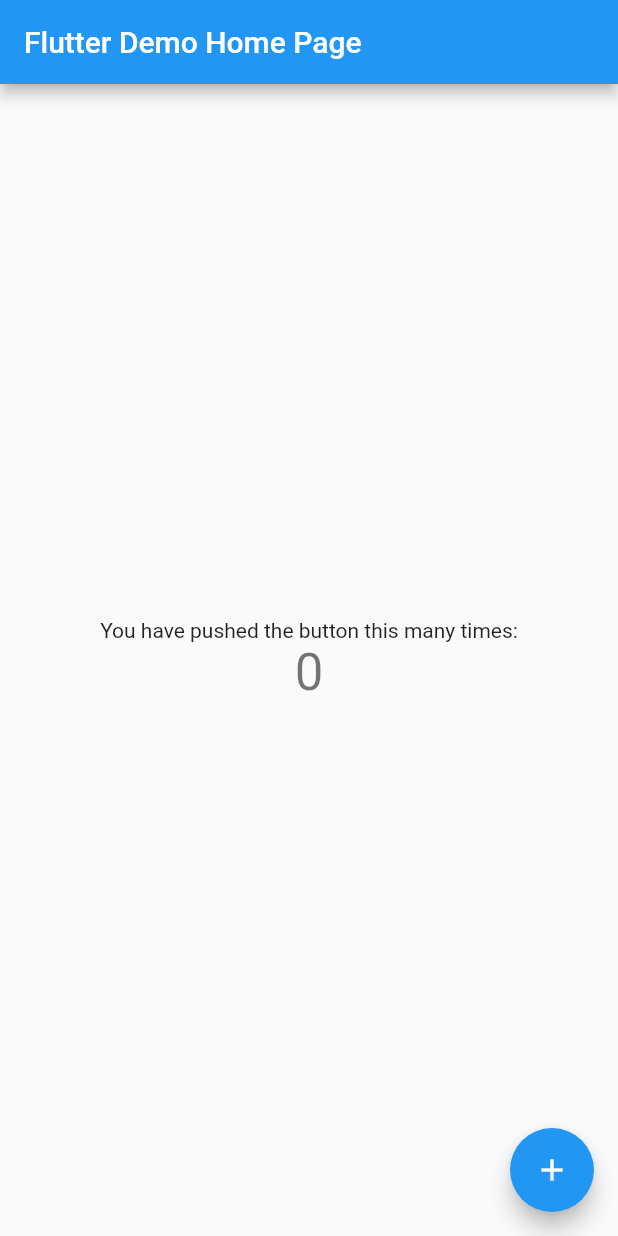
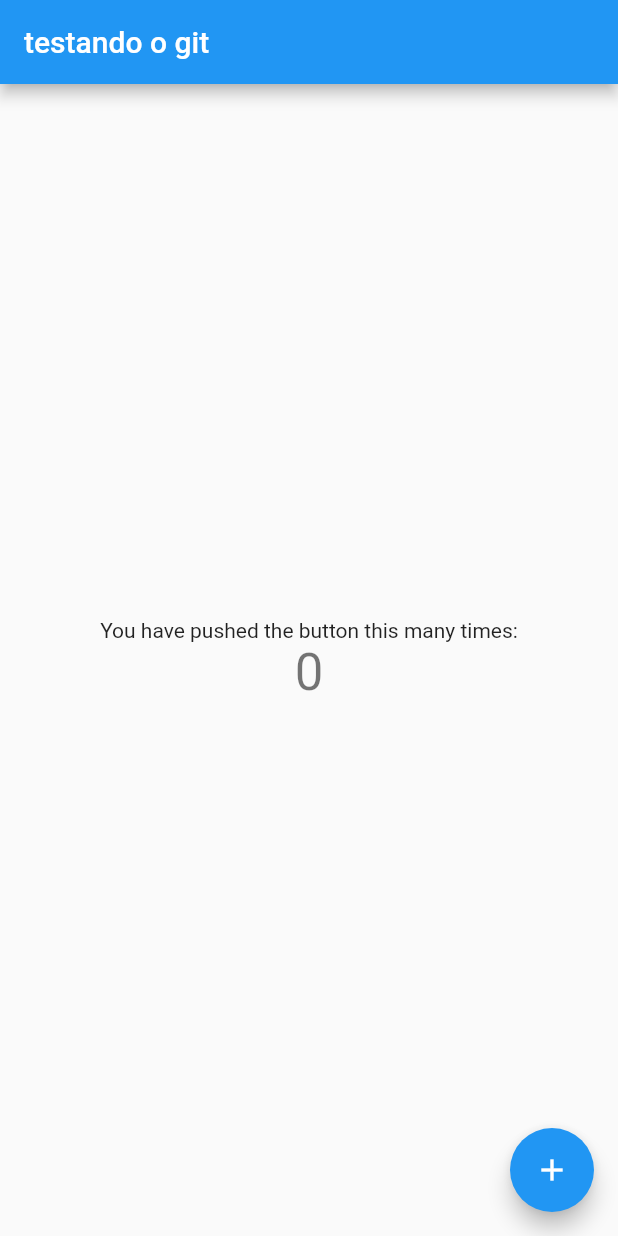
Before and after one commit to LuisVitorVaz/test-git, a Flutter app: the screen it shows after launch, on a phone screen of 412 x 824 dp. Run offline on Flutter 3.47's test engine with Material 2 defaults, Android fonts, the phone set to English and light mode, and no system bars.

Commit message:
alteracao no titulo

```diff
--- a/lib/main.dart
+++ b/lib/main.dart
@@ -15,7 +15,7 @@ class MyApp extends StatelessWidget {
       theme: ThemeData(
         primarySwatch: Colors.blue,
       ),
-      home: const MyHomePage(title: 'Flutter Demo Home Page'),
+      home: const MyHomePage(title: 'testando o git'),
     );
   }
 }
```
